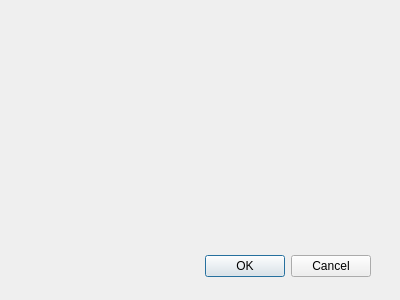
The window that FRAn/clusteranalysis.ui (azioba/FRAn) describes before a commit, drawn with Qt 5.
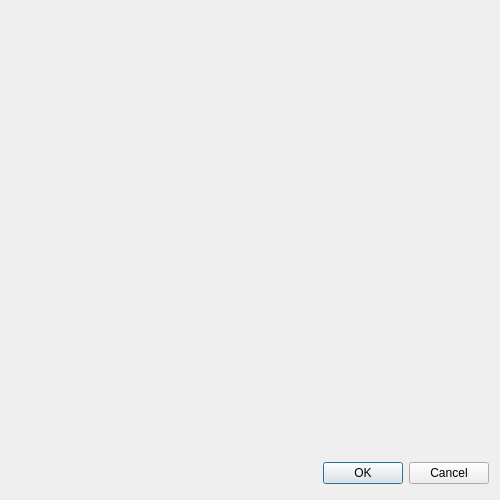
The same window after the commit.

Commit message: added few lines in converter class

```diff
--- a/FRAn/clusteranalysis.ui
+++ b/FRAn/clusteranalysis.ui
@@ -6,26 +6,35 @@
    <rect>
     <x>0</x>
     <y>0</y>
-    <width>400</width>
-    <height>300</height>
+    <width>500</width>
+    <height>500</height>
    </rect>
   </property>
   <property name="windowTitle">
    <string>Dialog</string>
   </property>
-  <widget class="QWidget" name="layoutWidget">
-   <property name="geometry">
-    <rect>
-     <x>20</x>
-     <y>250</y>
-     <width>351</width>
-     <height>33</height>
-    </rect>
-   </property>
+  <layout class="QVBoxLayout" name="verticalLayout">
+   <item>
+    <spacer name="verticalSpacer">
+     <property name="orientation">
+      <enum>Qt::Vertical</enum>
+     </property>
+     <property name="sizeHint" stdset="0">
+      <size>
+       <width>20</width>
+       <height>40</height>
+      </size>
+     </property>
+    </spacer>
+   </item>
+   <item>
    <layout class="QHBoxLayout">
     <property name="spacing">
      <number>6</number>
     </property>
+     <property name="sizeConstraint">
+      <enum>QLayout::SetFixedSize</enum>
+     </property>
     <property name="leftMargin">
      <number>0</number>
     </property>
@@ -66,7 +75,8 @@
      </widget>
     </item>
    </layout>
-  </widget>
+   </item>
+  </layout>
  </widget>
  <resources/>
  <connections>
```
Lines whose indentation alone changed are shown as unchanged. The commit also changes 13 other files.
